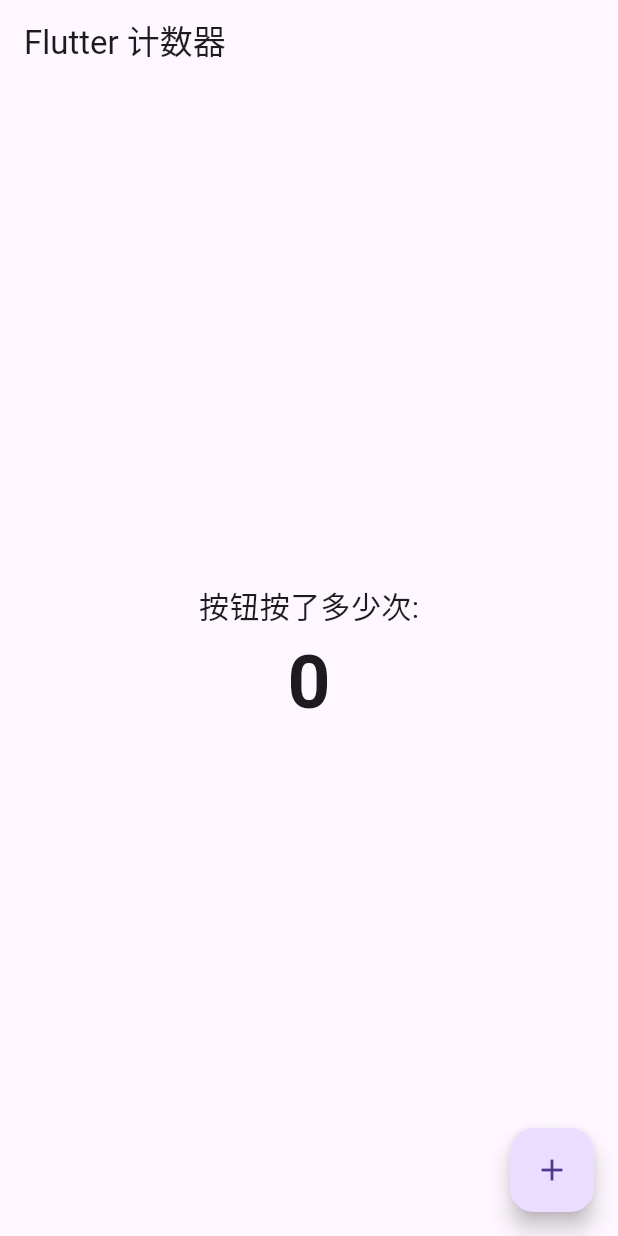
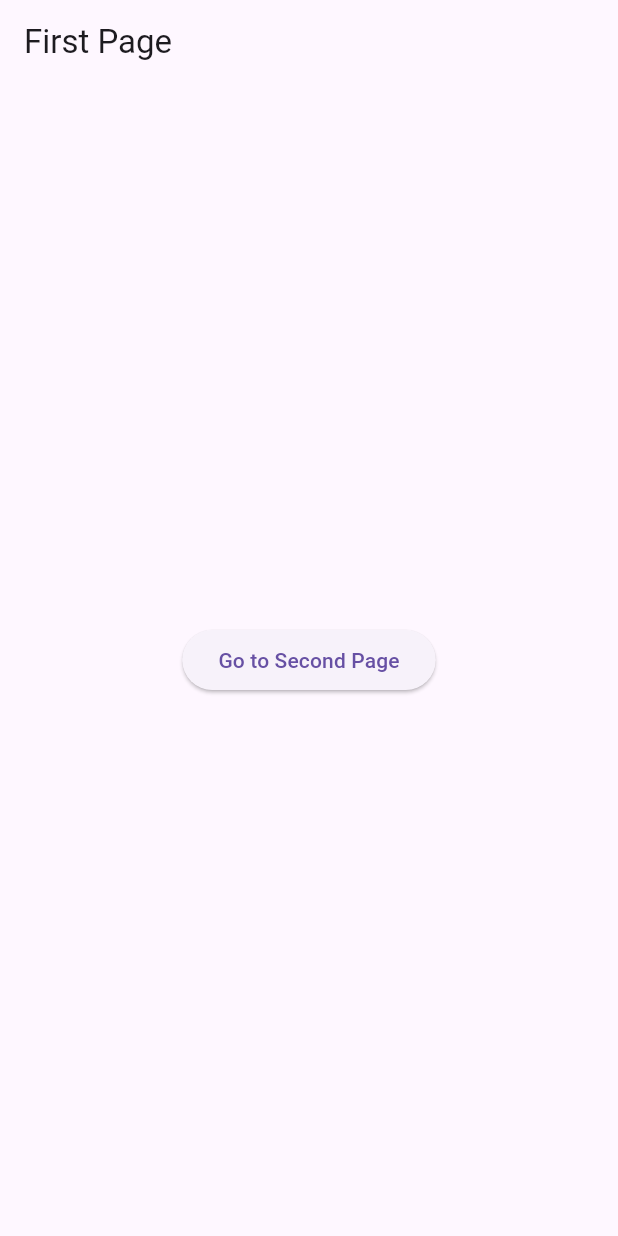
Before and after one commit to samniu/Flutter-Basic, a Flutter app: the screen it shows after launch, on a phone screen of 412 x 824 dp. Run offline on Flutter 3.47's test engine with Material 3 defaults, Android fonts, the phone set to English and light mode, and no system bars.

Commit message:
navigation and routing

```diff
--- /dev/null
+++ b/lib/Navigation and Routing/first_page.dart
@@ -0,0 +1,23 @@
+import 'package:flutter/material.dart';
+import 'second_page.dart';
+
+class FirstPage extends StatelessWidget {
+  @override
+  Widget build(BuildContext context) {
+    return Scaffold(
+      appBar: AppBar(title: Text('First Page')),
+      body: Center(
+        child: ElevatedButton(
+          onPressed: () {
+            // 点击按钮时跳转到第二页
+            Navigator.push(
+              context,
+              MaterialPageRoute(builder: (context) => SecondPage()),
+            );
+          },
+          child: Text('Go to Second Page'),
+        ),
+      ),
+    );
+  }
+}
--- a/lib/main.dart
+++ b/lib/main.dart
@@ -2,7 +2,8 @@ import 'package:flutter/material.dart';
 // import 'package:flutter_basic/layoutdemo.dart';
 // import 'package:flutter_basic/home.dart';
 // import 'widgets/home.dart';
-import 'counter_screen.dart';
+// import 'counter_screen.dart';
+import 'Navigation and Routing/first_page.dart';
 
 void main() {
   runApp(const MainApp());
@@ -16,7 +17,7 @@ class MainApp extends StatelessWidget {
     return MaterialApp(
       title: 'Flutter Basic',
       theme: ThemeData(primarySwatch: Colors.green),
-      home: CounterScreen(),
+      home: FirstPage(),
     );
   }
 }
```
Also changed, not shown: lib/Navigation and Routing/second_page.dart (added, +19 -0 lines), 3 other files.
